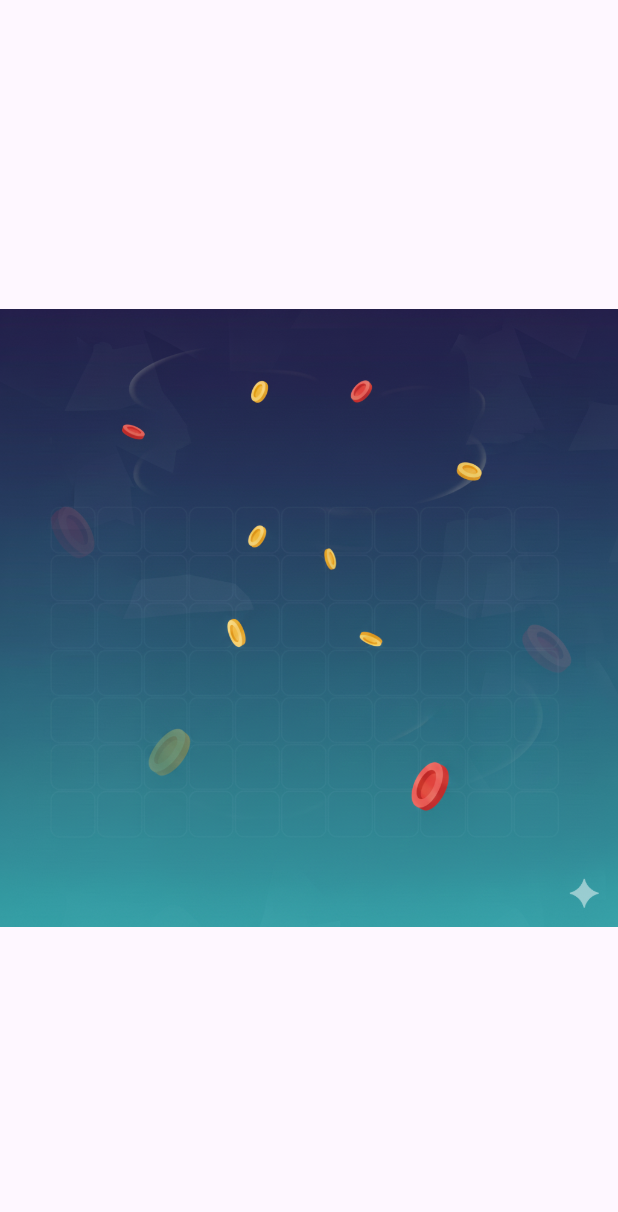
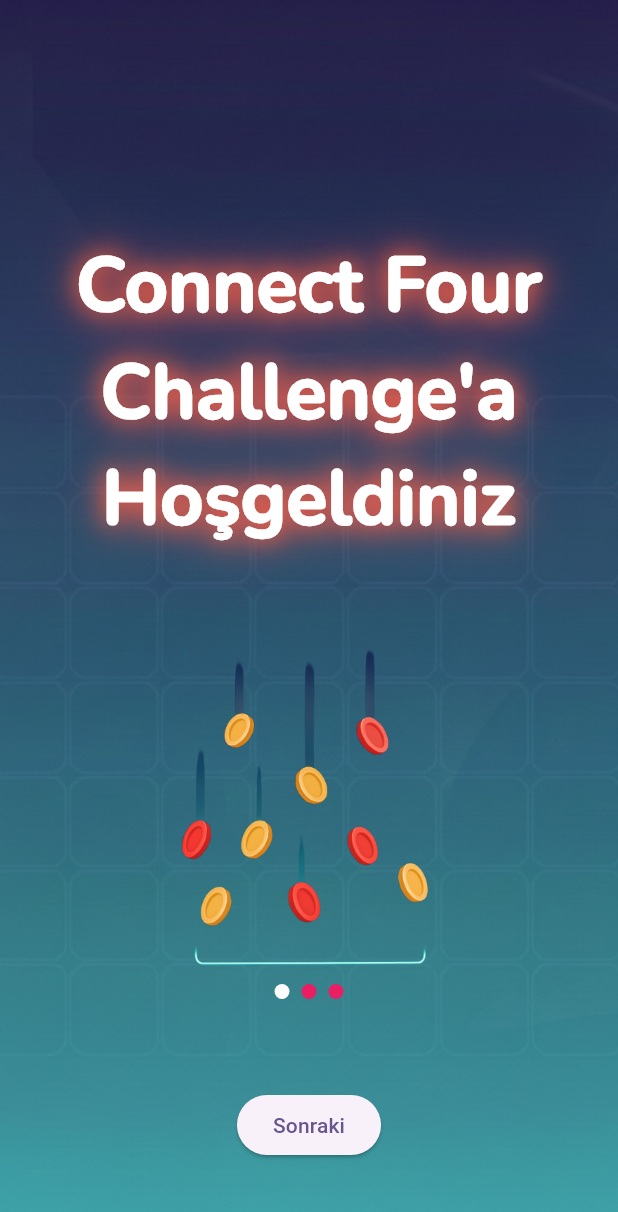
Before and after one commit to bbetulgulec/Connect-Four, a Flutter app: the screen it shows after launch, on a phone screen of 412 x 824 dp. Shown: the top 1212 px of the screen. Run offline on Flutter 3.47's test engine with Material 3 defaults, Android fonts, the phone set to English and light mode, and no system bars; drawn by our look-alikes of smooth_page_indicator; missing offline and left inert: flame; project files that could hold a hidden picture were left out.

Commit message:
feat:  onbording fixed

```diff
--- /dev/null
+++ b/devtools_options.yaml
@@ -0,0 +1,3 @@
+description: This file stores settings for Dart & Flutter DevTools.
+documentation: https://docs.flutter.dev/tools/devtools/extensions#configure-extension-enablement-states
+extensions:
--- /dev/null
+++ b/lib/app/common/widget/text_title.dart
@@ -0,0 +1,22 @@
+import 'package:flutter/material.dart';
+
+class TextTitle extends StatelessWidget {
+  final String title;
+  const TextTitle({super.key, required this.title});
+
+  @override
+  Widget build(BuildContext context) {
+    return Text(title,
+    textAlign: TextAlign.center,
+      style: TextStyle(
+        fontWeight: FontWeight.w900,
+        fontFamily: "Nunito",
+        color: Colors.white,
+        fontSize: 50,
+        shadows: [
+          Shadow(blurRadius: 20, color: Colors.deepOrangeAccent),
+          Shadow(blurRadius: 40, color: Colors.redAccent),
+        ],
+      ),);
+  }
+}
--- /dev/null
+++ b/lib/app/data/models/onboardingItems/onboarding_data.dart
@@ -0,0 +1,25 @@
+import 'package:connect_four/core/extensions/asset_extension.dart';
+
+class OnboardingItem {
+  final String text;
+  final AssetImages image;
+
+  const OnboardingItem({
+    required this.text,
+    required this.image,
+  });
+}
+final List<OnboardingItem> onboardingItems = [
+  OnboardingItem(
+    text: "Connect Four Challenge'a Hoşgeldiniz",
+    image: AssetImages.onboarding_1,
+  ),
+  OnboardingItem(
+    text: "Arkadaşlarınla rekabet et",
+    image: AssetImages.onboarding_2,
+  ),
+  OnboardingItem(
+    text: "Kazanmaya hazır mısın ?",
+    image: AssetImages.onboarding_3,
+  ),
+];
--- a/lib/app/presentations/login/view/login_view.dart
+++ b/lib/app/presentations/login/view/login_view.dart
@@ -17,7 +17,7 @@ class LoginView extends StatelessWidget {
         child: Stack(
           children: [
             Positioned.fill(
-              child: Image.asset(AssetImages.background.path, fit: BoxFit.fill),
+              child: Image.asset(AssetImages.background.path(AssetType.png), fit: BoxFit.fill),
             ),
             SizedBox(
               width: double.infinity,
--- a/lib/app/presentations/onboarding/view/onboarding_view.dart
+++ b/lib/app/presentations/onboarding/view/onboarding_view.dart
@@ -1,15 +1,95 @@
-import 'package:connect_four/core/extensions/asset_extension.dart';
 import 'package:flutter/material.dart';
 
-class OnboardingView extends StatelessWidget {
+import 'package:connect_four/app/common/widget/text_title.dart';
+import 'package:connect_four/app/presentations/onboarding/widget/elevated_button_widget.dart';
+import 'package:connect_four/app/presentations/onboarding/widget/page_view_dots.dart';
+import 'package:connect_four/app/data/models/onboardingItems/onboarding_data.dart';
+import 'package:connect_four/core/extensions/asset_extension.dart';
+
+class OnboardingView extends StatefulWidget {
   const OnboardingView({super.key});
+
+  @override
+  State<OnboardingView> createState() => _OnboardingViewState();
+}
+
+class _OnboardingViewState extends State<OnboardingView> {
+  final PageController _pageController = PageController();
+
+  void nextPage() {
+    if (_pageController.page! < onboardingItems.length - 1) {
+      _pageController.nextPage(
+        duration: const Duration(milliseconds: 300),
+        curve: Curves.easeInOut,
+      );
+    } else {
+      // TODO: Home / Login geçişi
+    }
+  }
+
+  @override
+  void dispose() {
+    _pageController.dispose();
+    super.dispose();
+  }
 
   @override
   Widget build(BuildContext context) {
     return Scaffold(
       body: Stack(
         children: [
-          Positioned.fill(child: Image.asset(AssetImages.background.path)),
+          /// BACKGROUND
+          Positioned.fill(
+            child: Image.asset(
+              AssetImages.image.path(AssetType.png),
+              fit: BoxFit.cover,
+            ),
+          ),
+
+          /// PAGE VIEW
+          PageView.builder(
+            controller: _pageController,
+            itemCount: onboardingItems.length,
+            itemBuilder: (context, index) {
+              final item = onboardingItems[index];
+
+              return Column(
+                mainAxisAlignment: MainAxisAlignment.center,
+                children: [
+                  TextTitle(title: item.text),
+                  const SizedBox(height: 60),
+                 SizedBox(
+  width: 240,
+  height: 240,
+  child: FittedBox(
+    fit: BoxFit.contain,
+    child: Image.asset(
+      item.image.path(AssetType.png),fit: BoxFit.contain,           // ← önemli
+    alignment: Alignment.center,
+    ),
+  ),
+),
+
+                ],
+              );
+            },
+          ),
+
+          /// BOTTOM CONTROLS
+          Positioned(
+            bottom: 50,
+            left: 0,
+            right: 0,
+            child: Column(
+              children: [
+                PageViewDots(pageController: _pageController),
+                const SizedBox(height: 60),
+                ElevatedButtonWidget(
+                  onPressed: nextPage,
+                ),
+              ],
+            ),
+          ),
         ],
       ),
     );
--- /dev/null
+++ b/lib/app/presentations/onboarding/widget/elevated_button_widget.dart
@@ -0,0 +1,11 @@
+import 'package:flutter/material.dart';
+
+class ElevatedButtonWidget extends StatelessWidget {
+  final VoidCallback onPressed;
+  const ElevatedButtonWidget({super.key, required this.onPressed, });
+
+  @override
+  Widget build(BuildContext context) {
+    return ElevatedButton(onPressed: onPressed, child: Text("Sonraki"));
+  }
+}
--- a/lib/app/presentations/onboarding/widget/page_item_widget.dart
+++ /dev/null
@@ -1,11 +0,0 @@
-import 'package:flutter/material.dart';
-
-class PageItemWidget extends StatelessWidget {
-  final String imagePath;
-  const PageItemWidget({super.key, required this.imagePath});
-
-  @override
-  Widget build(BuildContext context) {
-    return Container(child: Column(children: [Image.asset(imagePath)]));
-  }
-}
--- /dev/null
+++ b/lib/app/presentations/onboarding/widget/page_view_dots.dart
@@ -0,0 +1,23 @@
+import 'package:connect_four/app/data/models/onboardingItems/onboarding_data.dart';
+import 'package:flutter/material.dart';
+import 'package:smooth_page_indicator/smooth_page_indicator.dart';
+
+class PageViewDots extends StatelessWidget {
+  const PageViewDots({super.key, required PageController pageController}) : _pageController = pageController;
+
+  final PageController _pageController;
+
+  @override
+  Widget build(BuildContext context) {
+    return SmoothPageIndicator(
+      controller: _pageController,
+      count: onboardingItems.length,
+      effect: WormEffect(
+        dotWidth: 10,
+        dotHeight: 10,
+        activeDotColor: Colors.white,
+        dotColor: Colors.pink,
+      ),
+    );
+  }
+}
--- a/lib/core/extensions/asset_extension.dart
+++ b/lib/core/extensions/asset_extension.dart
@@ -1,5 +1,14 @@
-enum AssetImages { background, onboarding_1 }
+enum AssetImages { background, onboarding_1, image, onboarding_2, onboarding_3
+}
+
+enum AssetType {
+  png,
+  svg,
+}
+
 
 extension AssetExtension on AssetImages {
-  String get path => 'assets/image/$name.png';
+  String path(AssetType type) {
+    return 'assets/image/$name.${type.name}';
+  }
 }
--- a/lib/main.dart
+++ b/lib/main.dart
@@ -1,4 +1,3 @@
-import 'package:connect_four/app/presentations/login/view/login_view.dart';
 import 'package:connect_four/app/presentations/onboarding/view/onboarding_view.dart';
 import 'package:connect_four/core/helper/nav_helper/navigation_helper.dart';
 import 'package:flutter/material.dart';
--- a/pubspec.yaml
+++ b/pubspec.yaml
@@ -39,6 +39,8 @@ dependencies:
   google_generative_ai: ^0.4.7
   flutter_dotenv: ^6.0.0
   http: ^1.6.0
+  svg_flutter: ^0.0.1
+  smooth_page_indicator: ^2.0.1
 
 dev_dependencies:
   flutter_test:
```
Also changed, not shown: assets/image/image.png (added), assets/image/onboarding_1.png, assets/image/onboarding_2.png (added), assets/image/onboarding_3.png (added), pubspec.lock.
